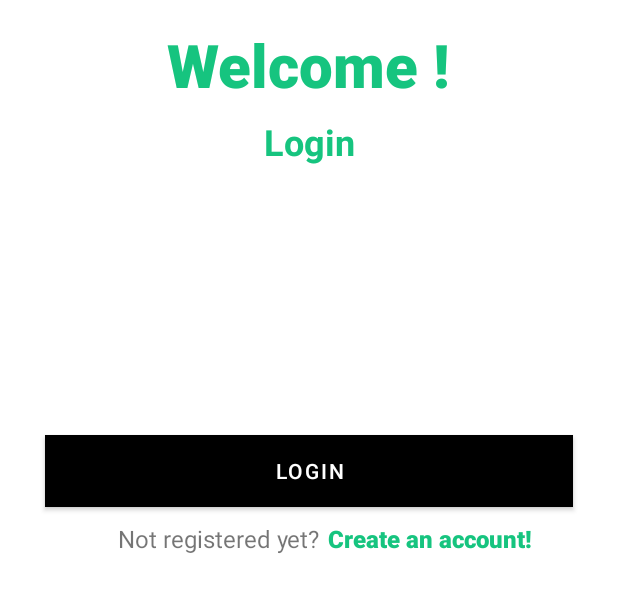
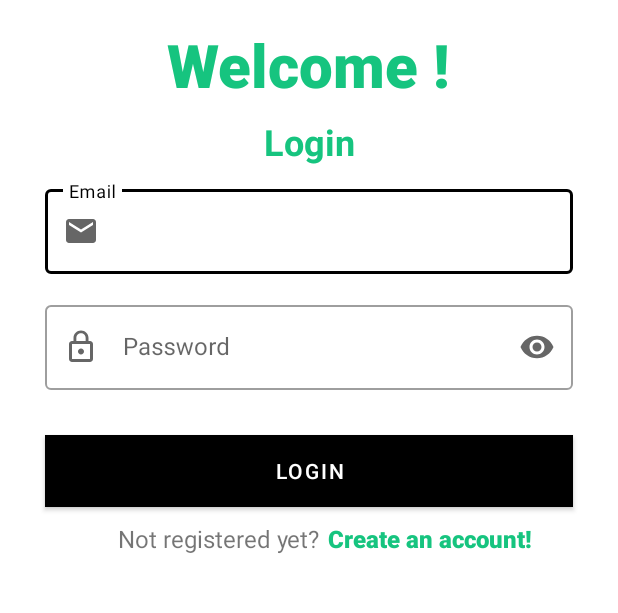
Before and after one commit to Hasan1194/CuanTracker, an Android app: the screen it shows after launch (LoginActivity), on a phone screen of 412 x 824 dp, the part 399-1012 px from its top. Run offline under Robolectric (Android 15) with nearby library versions, the phone set to English and light mode, and no system bars; our stand-ins replace Firebase (no records; nobody signed in at launch, a user with empty details on screens opened directly), navigation-ui; libraries missing offline, so code that uses them is left out: com.github.mikephil.charting; 16 statements that could not run were skipped.

```diff
--- a/app/src/main/java/com/h1194/cuantracker/ui/MainActivity.kt
+++ b/app/src/main/java/com/h1194/cuantracker/ui/MainActivity.kt
@@ -1,20 +1,14 @@
 package com.h1194.cuantracker.ui
 
-import com.h1194.cuantracker.ui.LoginActivity
 import android.content.Intent
 import android.os.Build
 import android.os.Bundle
-import android.view.View
 import android.view.WindowInsets
 import android.view.WindowManager
 import androidx.appcompat.app.AppCompatActivity
 import androidx.navigation.NavController
 import androidx.navigation.fragment.NavHostFragment
-import androidx.navigation.ui.AppBarConfiguration
-import androidx.navigation.ui.NavigationUI
-import androidx.navigation.ui.setupActionBarWithNavController
 import androidx.navigation.ui.setupWithNavController
-
 import com.google.android.material.bottomnavigation.BottomNavigationView
 import com.google.android.material.floatingactionbutton.FloatingActionButton
 import com.google.firebase.auth.FirebaseAuth
--- a/app/src/main/java/com/h1194/cuantracker/ui/RegisterActivity.kt
+++ b/app/src/main/java/com/h1194/cuantracker/ui/RegisterActivity.kt
@@ -1,5 +1,6 @@
 package com.h1194.cuantracker.ui
 
+import android.content.Intent
 import android.os.Bundle
 import android.view.View
 import android.widget.*
@@ -24,6 +25,7 @@ class RegisterActivity : AppCompatActivity() {
         val roleSpinner = findViewById<Spinner>(R.id.roleSpinner)
         val registerButton = findViewById<Button>(R.id.loginButton)
         val progressBar = findViewById<LinearProgressIndicator>(R.id.linearProgressBar)
+        val loginText = findViewById<TextView>(R.id.createAccountText)
 
         // Setup spinner untuk role
         setupRoleSpinner(roleSpinner)
@@ -71,6 +73,10 @@ class RegisterActivity : AppCompatActivity() {
                     }
                 }
             }
+            loginText.setOnClickListener {
+                val intent = Intent(this, LoginActivity::class.java)
+                startActivity(intent)
+            }
         }
     }
 
--- a/app/src/main/res/layout/activity_login.xml
+++ b/app/src/main/res/layout/activity_login.xml
@@ -61,13 +61,11 @@
             android:layout_marginTop="10dp"
             android:layout_marginStart="30dp"
             android:layout_marginEnd="30dp"
-            android:alpha="0"
             android:hint="@string/email"
             app:layout_constraintEnd_toEndOf="parent"
             app:layout_constraintStart_toStartOf="parent"
             app:layout_constraintTop_toBottomOf="@+id/messageTextView2"
-            app:startIconDrawable="@drawable/ic_email"
-            tools:alpha="100">
+            app:startIconDrawable="@drawable/ic_email">
 
             <com.google.android.material.textfield.TextInputEditText
                 android:id="@+id/emailEditTextLayout"
@@ -87,14 +85,12 @@
             android:layout_marginTop="15dp"
             android:layout_marginStart="30dp"
             android:layout_marginEnd="30dp"
-            android:alpha="0"
             android:hint="@string/password"
             app:startIconDrawable="@drawable/ic_password"
             app:endIconMode="password_toggle"
             app:layout_constraintEnd_toEndOf="parent"
             app:layout_constraintStart_toStartOf="parent"
-            app:layout_constraintTop_toBottomOf="@id/emailTextView"
-            tools:alpha="100">
+            app:layout_constraintTop_toBottomOf="@id/emailTextView">
 
             <com.google.android.material.textfield.TextInputEditText
                 android:id="@+id/passwordEditTextLayout"
--- a/app/src/main/res/layout/activity_register.xml
+++ b/app/src/main/res/layout/activity_register.xml
@@ -46,7 +46,6 @@
             android:layout_marginTop="10dp"
             android:layout_marginStart="30dp"
             android:layout_marginEnd="30dp"
-            android:alpha="0"
             android:hint="@string/name"
             app:layout_constraintEnd_toEndOf="parent"
             app:layout_constraintStart_toStartOf="parent"
@@ -72,7 +71,6 @@
             android:layout_marginTop="10dp"
             android:layout_marginStart="30dp"
             android:layout_marginEnd="30dp"
-            android:alpha="0"
             android:hint="@string/email"
             app:layout_constraintEnd_toEndOf="parent"
             app:layout_constraintStart_toStartOf="parent"
@@ -98,7 +96,6 @@
             android:layout_marginTop="15dp"
             android:layout_marginStart="30dp"
             android:layout_marginEnd="30dp"
-            android:alpha="0"
             android:hint="@string/password"
             app:startIconDrawable="@drawable/ic_password"
             app:endIconMode="password_toggle"
```
Also changed, not shown: app/src/main/res/layout/fragment_history.xml (+16 -9 lines).
